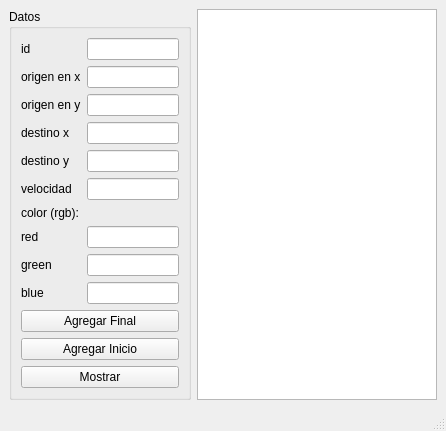
The window that ac8/interfas.ui (eduardosanchezsacnehz/UI-User-Interface) describes before a commit, drawn with Qt 5.
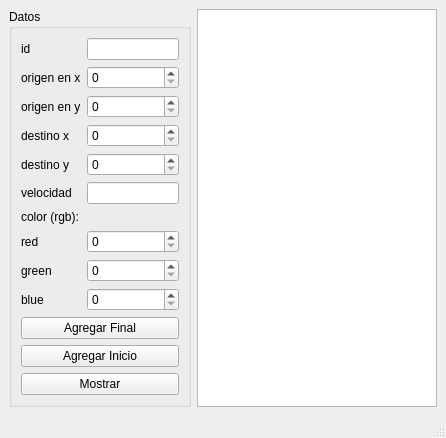
The same window after the commit.

Commit message: Marcamos los limites

```diff
--- a/ac8/interfas.ui
+++ b/ac8/interfas.ui
@@ -21,9 +21,6 @@
        <string>Datos</string>
       </property>
       <layout class="QGridLayout" name="gridLayout">
-       <item row="3" column="1">
-        <widget class="QLineEdit" name="destino_x_lineEdit"/>
-       </item>
        <item row="2" column="0">
         <widget class="QLabel" name="label_3">
          <property name="text">
@@ -41,9 +38,6 @@
        <item row="0" column="1">
         <widget class="QLineEdit" name="id_lineEdit"/>
        </item>
-       <item row="4" column="1">
-        <widget class="QLineEdit" name="destino_y_lineEdit"/>
-       </item>
        <item row="3" column="0">
         <widget class="QLabel" name="label_4">
          <property name="text">
@@ -58,9 +52,6 @@
          </property>
         </widget>
        </item>
-       <item row="1" column="1">
-        <widget class="QLineEdit" name="origen_x_lineEdit"/>
-       </item>
        <item row="12" column="0" colspan="2">
         <widget class="QPushButton" name="agregar_inicio_pushButton">
          <property name="text">
@@ -96,9 +87,6 @@
          </property>
         </widget>
        </item>
-       <item row="9" column="1">
-        <widget class="QLineEdit" name="blue_lineEdit"/>
-       </item>
        <item row="7" column="0">
         <widget class="QLabel" name="label_8">
          <property name="text">
@@ -106,12 +94,6 @@
          </property>
         </widget>
        </item>
-       <item row="2" column="1">
-        <widget class="QLineEdit" name="origen_y_lineEdit"/>
-       </item>
-       <item row="8" column="1">
-        <widget class="QLineEdit" name="green_lineEdit"/>
-       </item>
        <item row="9" column="0">
         <widget class="QLabel" name="label_10">
          <property name="text">
@@ -129,9 +111,6 @@
          </property>
         </widget>
        </item>
-       <item row="7" column="1">
-        <widget class="QLineEdit" name="red_lineEdit"/>
-       </item>
        <item row="1" column="0">
         <widget class="QLabel" name="label_2">
          <property name="text">
@@ -139,6 +118,31 @@
          </property>
         </widget>
        </item>
+       <item row="7" column="1">
+        <widget class="QSpinBox" name="red_spinBox">
+         <property name="maximum">
+          <number>500</number>
+         </property>
+        </widget>
+       </item>
+       <item row="8" column="1">
+        <widget class="QSpinBox" name="spinBox_2"/>
+       </item>
+       <item row="9" column="1">
+        <widget class="QSpinBox" name="spinBox_3"/>
+       </item>
+       <item row="1" column="1">
+        <widget class="QSpinBox" name="spinBox"/>
+       </item>
+       <item row="2" column="1">
+        <widget class="QSpinBox" name="spinBox_4"/>
+       </item>
+       <item row="3" column="1">
+        <widget class="QSpinBox" name="spinBox_5"/>
+       </item>
+       <item row="4" column="1">
+        <widget class="QSpinBox" name="spinBox_6"/>
+       </item>
       </layout>
      </widget>
     </item>
```
